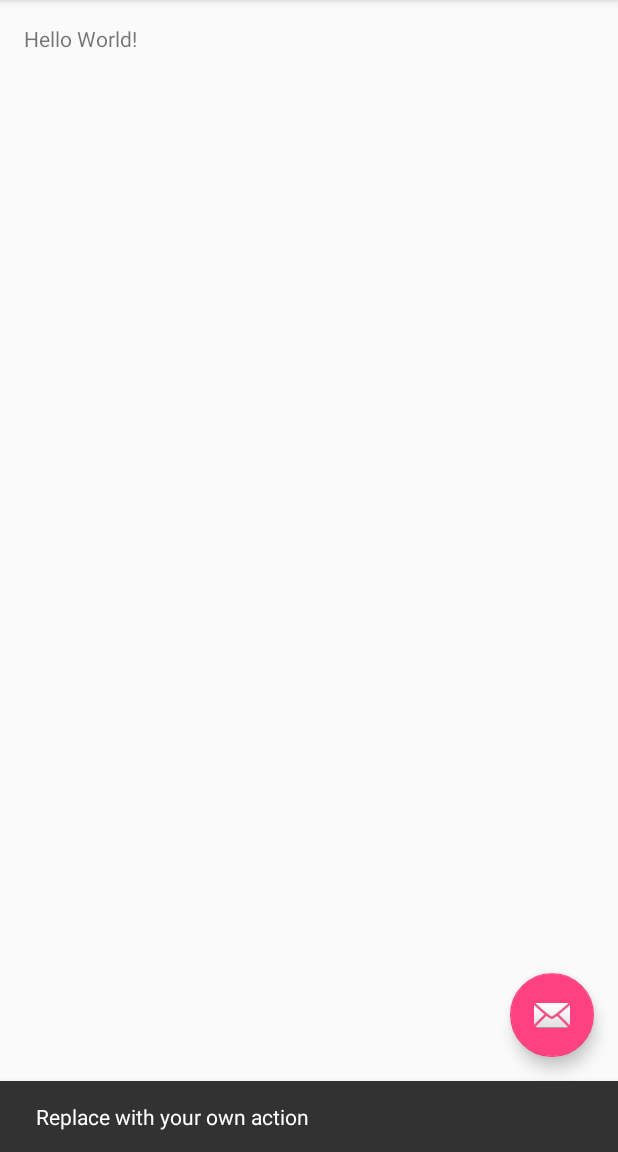
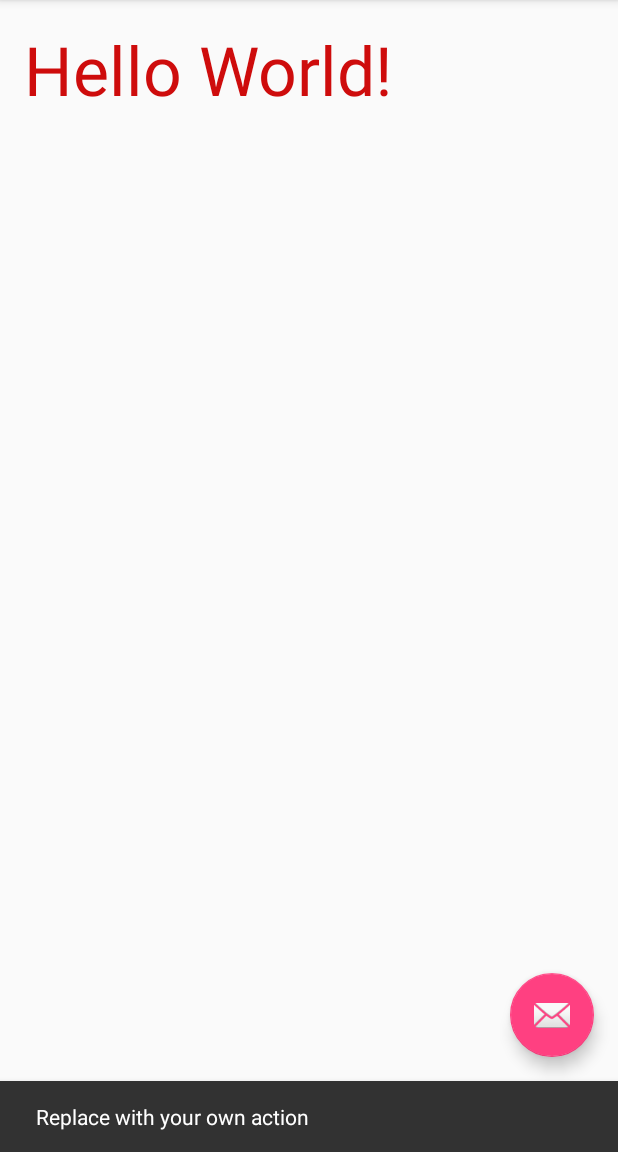
Before and after one commit to theseriousbusiness/testproject, an Android app: the screen it shows after launch (MainActivity), after a tap on an icon or button, on a phone screen of 412 x 824 dp, the part 84-1236 px from its top. Run offline under Robolectric (Android 15) with nearby library versions, the phone set to English and light mode, and no system bars.

Commit message:
Change color and size

```diff
--- a/app/src/main/res/layout/content_main.xml
+++ b/app/src/main/res/layout/content_main.xml
@@ -15,5 +15,7 @@
     <TextView
         android:layout_width="wrap_content"
         android:layout_height="wrap_content"
-        android:text="Hello World!" />
+        android:text="Hello World!"
+        android:textColor="#ce0c0c"
+        android:textSize="45dp" />
 </RelativeLayout>
```
